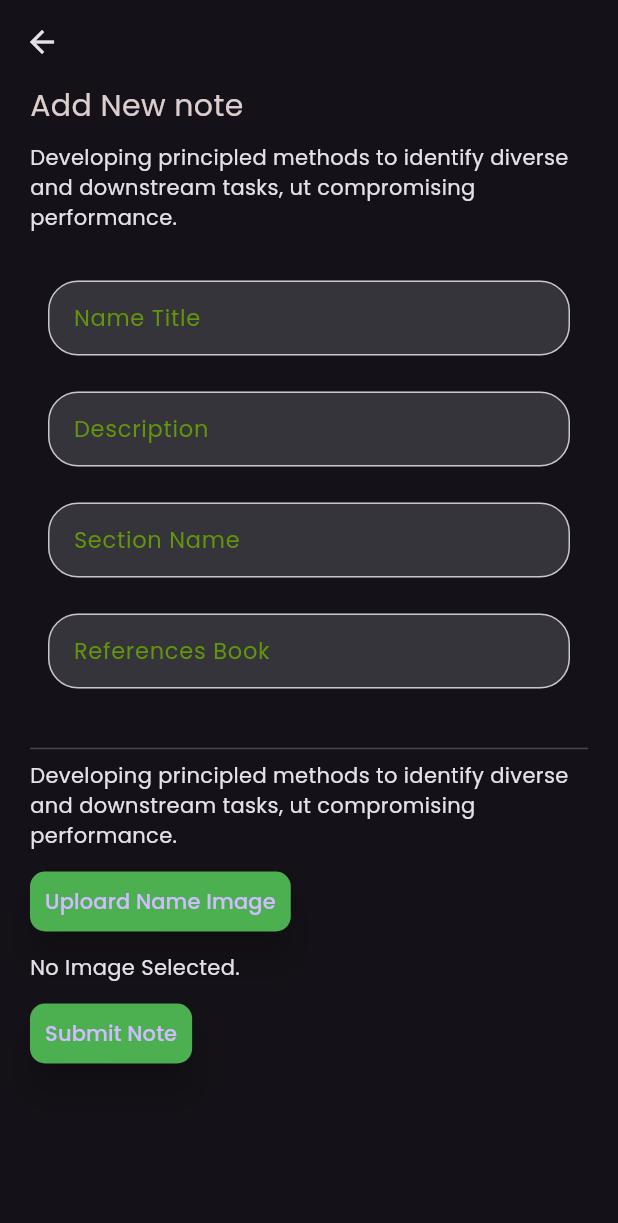
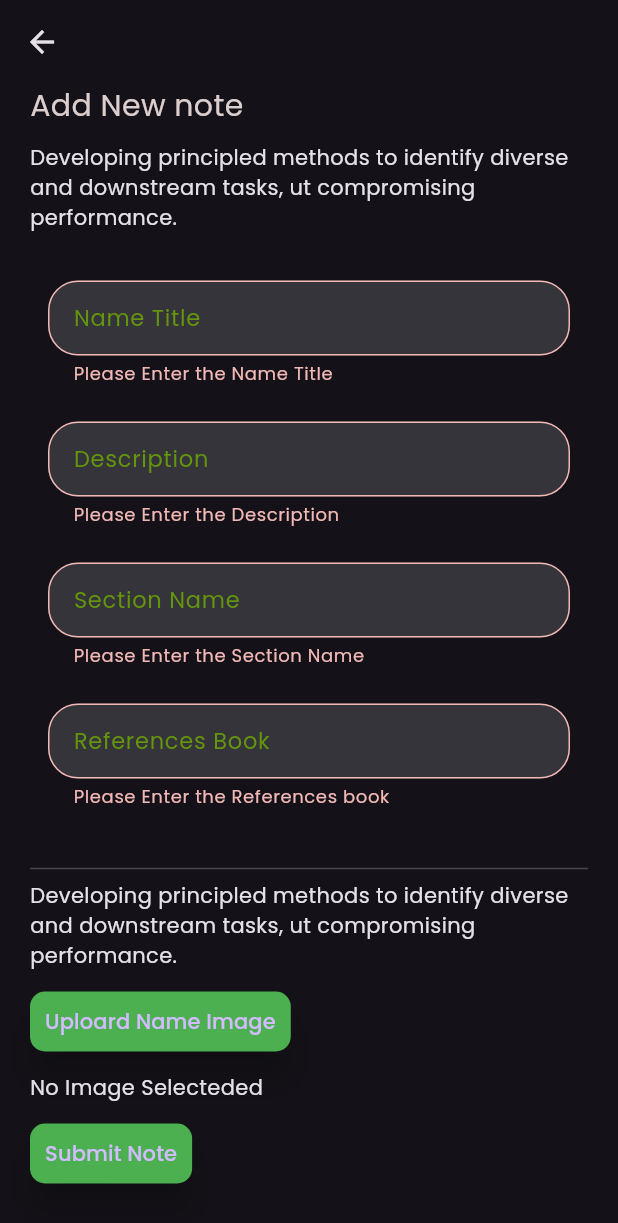
Before and after one commit to PrabuddaKumara/Study_Panner01, a Flutter app: the AddNewNotes screen opened directly with empty values, after a tap on "Submit Note", on a phone screen of 412 x 824 dp. Shown: the top 1223 px of the screen. Run offline on Flutter 3.47's test engine with Material 3 defaults, Android fonts, the phone set to English and light mode, and no system bars; our stand-ins replace cloud_firestore, firebase_core, go_router, google_fonts, image_picker; accounts and stored records are empty.

Commit message:
picked image

```diff
--- a/lib/pages/add-new-note.dart
+++ b/lib/pages/add-new-note.dart
@@ -1,19 +1,50 @@
+import 'dart:io';
+
 import 'package:c01/models/add-course-model.dart';
 import 'package:c01/widgets/button_widget.dart';
 import 'package:c01/widgets/custom-input.dart';
 import 'package:c01/widgets/services/font-style-services.dart';
 import 'package:flutter/material.dart';
+import 'package:image_picker/image_picker.dart';
 
-class AddNewNotes extends StatelessWidget {
+class AddNewNotes extends StatefulWidget {
   final CourseModel course;
 
+  AddNewNotes({super.key, required this.course});
+
+  @override
+  State<AddNewNotes> createState() => _AddNewNotesState();
+}
+
+class _AddNewNotesState extends State<AddNewNotes> {
   final _formkey = GlobalKey<FormState>();
+
   TextEditingController _nameTitleController = TextEditingController();
+
   TextEditingController _descriptionController = TextEditingController();
+
   TextEditingController _sectionNameController = TextEditingController();
+
   TextEditingController _referencesBookController = TextEditingController();
 
-  AddNewNotes({super.key, required this.course});
+  final ImagePicker _imagepicker = ImagePicker();
+
+  XFile? _selectImage;
+
+  //method to pickImage from gallery
+  Future<void> _pickImage() async {
+    final XFile? image = await _imagepicker.pickImage(
+      source: ImageSource.gallery,
+    );
+    await _imagepicker.pickImage(source: ImageSource.gallery);
+    setState(() {
+      _selectImage = image;
+    });
+  }
+
+  void _submitform(BuildContext context) async {
+    if (_formkey.currentState!.validate() ?? false) {}
+  }
 
   @override
   Widget build(BuildContext context) {
@@ -23,6 +54,7 @@ class AddNewNotes extends StatelessWidget {
         child: Padding(
           padding: const EdgeInsets.symmetric(horizontal: 20),
           child: Form(
+            key: _formkey,
             child: Column(
               crossAxisAlignment: CrossAxisAlignment.start,
               children: [
@@ -36,18 +68,42 @@ class AddNewNotes extends StatelessWidget {
                 CustomInput(
                   controllered: _nameTitleController,
                   textName: "Name Title",
+                  validetor: (values) {
+                    if (values?.isEmpty ?? true) {
+                      return "Please Enter the Name Title";
+                    }
+                    return null;
+                  },
                 ),
                 CustomInput(
                   controllered: _descriptionController,
                   textName: "Description",
+                  validetor: (values) {
+                    if (values?.isEmpty ?? true) {
+                      return "Please Enter the Description";
+                    }
+                    return null;
+                  },
                 ),
                 CustomInput(
                   controllered: _sectionNameController,
                   textName: "Section Name",
+                  validetor: (values) {
+                    if (values?.isEmpty ?? true) {
+                      return "Please Enter the Section Name";
+                    }
+                    return null;
+                  },
                 ),
                 CustomInput(
                   controllered: _referencesBookController,
                   textName: "References Book",
+                  validetor: (values) {
+                    if (values?.isEmpty ?? true) {
+                      return "Please Enter the References book";
+                    }
+                    return null;
+                  },
                 ),
                 SizedBox(height: 20),
                 Divider(),
@@ -55,12 +111,33 @@ class AddNewNotes extends StatelessWidget {
                   "Developing principled methods to identify diverse and downstream tasks, ut compromising performance.",
                 ),
                 SizedBox(height: 10),
-                ButtonWidget(textName: "Uploard Name Image", onpresed: () {}),
+                ButtonWidget(
+                  textName: "Uploard Name Image",
+                  onpresed: () => _pickImage(),
+                ),
                 SizedBox(height: 10),
+                _selectImage != null
+                    ? Column(
+                      children: [
+                        Text("Selected Image"),
+                        ClipRRect(
+                          borderRadius: BorderRadius.circular(10),
+                          child: Image.file(
+                            File(_selectImage!.path),
+                            height: 200,
+                            width: double.infinity,
+                            fit: BoxFit.cover,
+                          ),
+                        ),
+                      ],
+                    )
+                    : Text("No Image Selecteded"),
 
-                Text("No Image Selected."),
                 SizedBox(height: 10),
-                ButtonWidget(textName: "Submit Note", onpresed: () {}),
+                ButtonWidget(
+                  textName: "Submit Note",
+                  onpresed: () => _submitform(context),
+                ),
               ],
             ),
           ),
```
